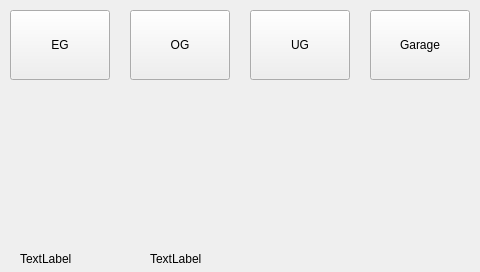
Above: projects/klaus_visu_ap420/mainwindow.ui from busmaster/homebus before the change. Below: the same form after it.
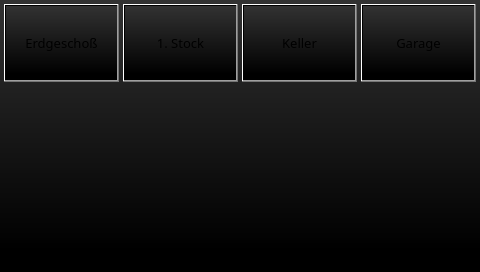
That is the form after the change. Custom widgets are drawn as their Qt base class.

The edit to the form file:
```diff
--- a/projects/klaus_visu_ap420/mainwindow.ui
+++ b/projects/klaus_visu_ap420/mainwindow.ui
@@ -16,55 +16,73 @@
     <verstretch>0</verstretch>
    </sizepolicy>
   </property>
+  <property name="font">
+   <font>
+    <family>Sans</family>
+    <pointsize>10</pointsize>
+    <weight>50</weight>
+    <italic>false</italic>
+    <bold>false</bold>
+   </font>
+  </property>
   <property name="windowTitle">
    <string>Dialog</string>
   </property>
+  <property name="styleSheet">
+   <string notr="true">background-color: rgb(50,50,50);
+background-color: qlineargradient(spread:pad, x1:0.5, y1:0.0, x2:0.5, y2:0.92, stop:0 rgba(50, 50, 50, 255), stop:1 rgba(0, 0, 0, 255));
+font: 10pt &quot;Sans&quot;;
+</string>
+  </property>
   <widget class="QPushButton" name="pushButtonEG">
    <property name="geometry">
     <rect>
-     <x>10</x>
-     <y>10</y>
-     <width>100</width>
-     <height>70</height>
+     <x>4</x>
+     <y>4</y>
+     <width>115</width>
+     <height>78</height>
     </rect>
    </property>
    <property name="text">
-    <string>EG</string>
+    <string>Erdgeschoß</string>
+   </property>
+   <property name="flat">
+    <bool>false</bool>
    </property>
   </widget>
   <widget class="QPushButton" name="pushButtonOG">
    <property name="geometry">
     <rect>
-     <x>130</x>
-     <y>10</y>
-     <width>100</width>
-     <height>70</height>
+     <x>123</x>
+     <y>4</y>
+     <width>115</width>
+     <height>78</height>
     </rect>
    </property>
    <property name="text">
-    <string>OG</string>
+    <string>1. Stock</string>
    </property>
   </widget>
   <widget class="QPushButton" name="pushButtonUG">
    <property name="geometry">
     <rect>
-     <x>250</x>
-     <y>10</y>
-     <width>100</width>
-     <height>70</height>
+     <x>242</x>
+     <y>4</y>
+     <width>115</width>
+     <height>78</height>
     </rect>
    </property>
    <property name="text">
-    <string>UG</string>
+    <string>Keller</string>
    </property>
   </widget>
   <widget class="QPushButton" name="pushButtonGarage">
    <property name="geometry">
     <rect>
-     <x>370</x>
-     <y>10</y>
-     <width>100</width>
-     <height>70</height>
+     <x>361</x>
+     <y>4</y>
+     <width>115</width>
+     <height>78</height>
     </rect>
    </property>
    <property name="text">
@@ -72,29 +90,60 @@
    </property>
   </widget>
   <widget class="QLabel" name="temperature">
+   <property name="enabled">
+    <bool>true</bool>
+   </property>
    <property name="geometry">
     <rect>
      <x>20</x>
-     <y>250</y>
-     <width>67</width>
-     <height>17</height>
+     <y>252</y>
+     <width>81</width>
+     <height>20</height>
     </rect>
    </property>
+   <property name="font">
+    <font>
+     <family>Sans</family>
+     <pointsize>11</pointsize>
+     <weight>50</weight>
+     <italic>false</italic>
+     <bold>false</bold>
+    </font>
+   </property>
+   <property name="autoFillBackground">
+    <bool>false</bool>
+   </property>
+   <property name="styleSheet">
+    <string notr="true">color: rgb(255, 255, 255);
+background-color: rgba(255, 255, 255, 0);
+font: 11pt &quot;Sans&quot;;</string>
+   </property>
    <property name="text">
-    <string>TextLabel</string>
+    <string/>
+   </property>
+   <property name="alignment">
+    <set>Qt::AlignLeading|Qt::AlignLeft|Qt::AlignTop</set>
    </property>
   </widget>
   <widget class="QLabel" name="humidity">
    <property name="geometry">
     <rect>
-     <x>150</x>
-     <y>250</y>
-     <width>67</width>
-     <height>17</height>
+     <x>140</x>
+     <y>252</y>
+     <width>81</width>
+     <height>20</height>
     </rect>
    </property>
+   <property name="styleSheet">
+    <string notr="true">background-color: rgba(255, 255, 255, 0);
+color: rgb(255, 255, 255);
+font: 11pt &quot;Sans&quot;;</string>
+   </property>
    <property name="text">
-    <string>TextLabel</string>
+    <string/>
+   </property>
+   <property name="alignment">
+    <set>Qt::AlignLeading|Qt::AlignLeft|Qt::AlignTop</set>
    </property>
   </widget>
  </widget>
```
